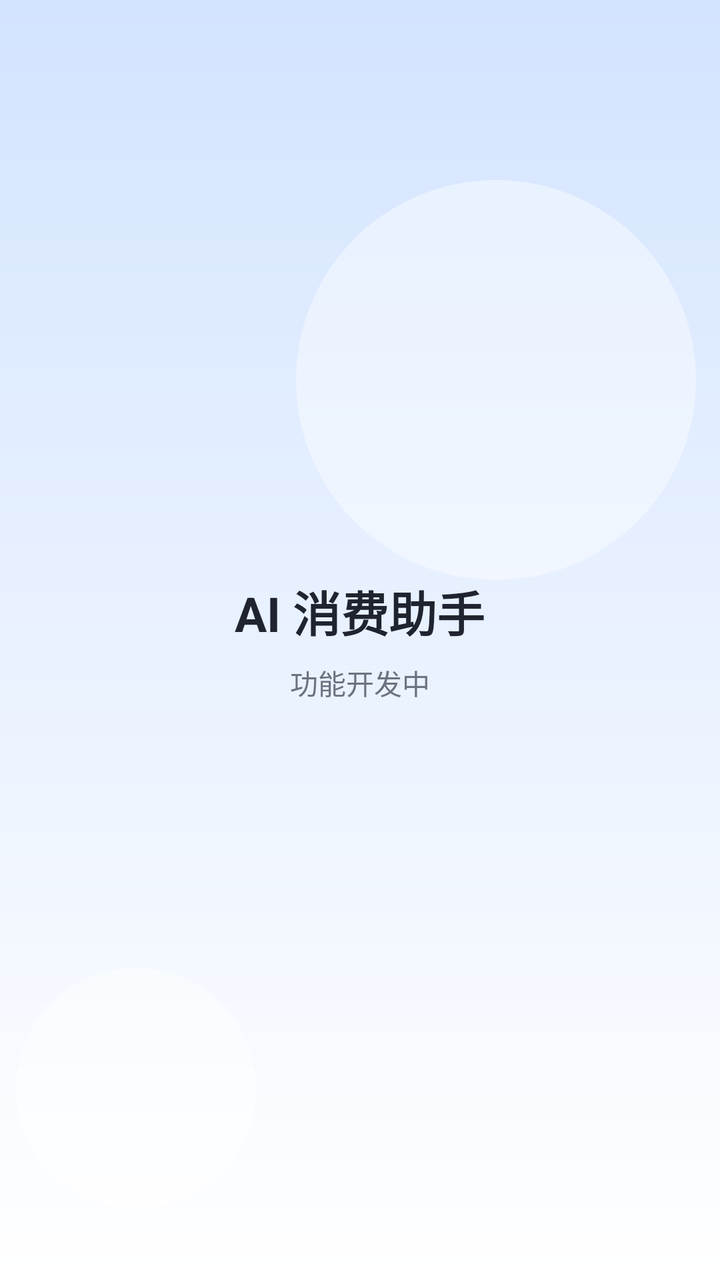
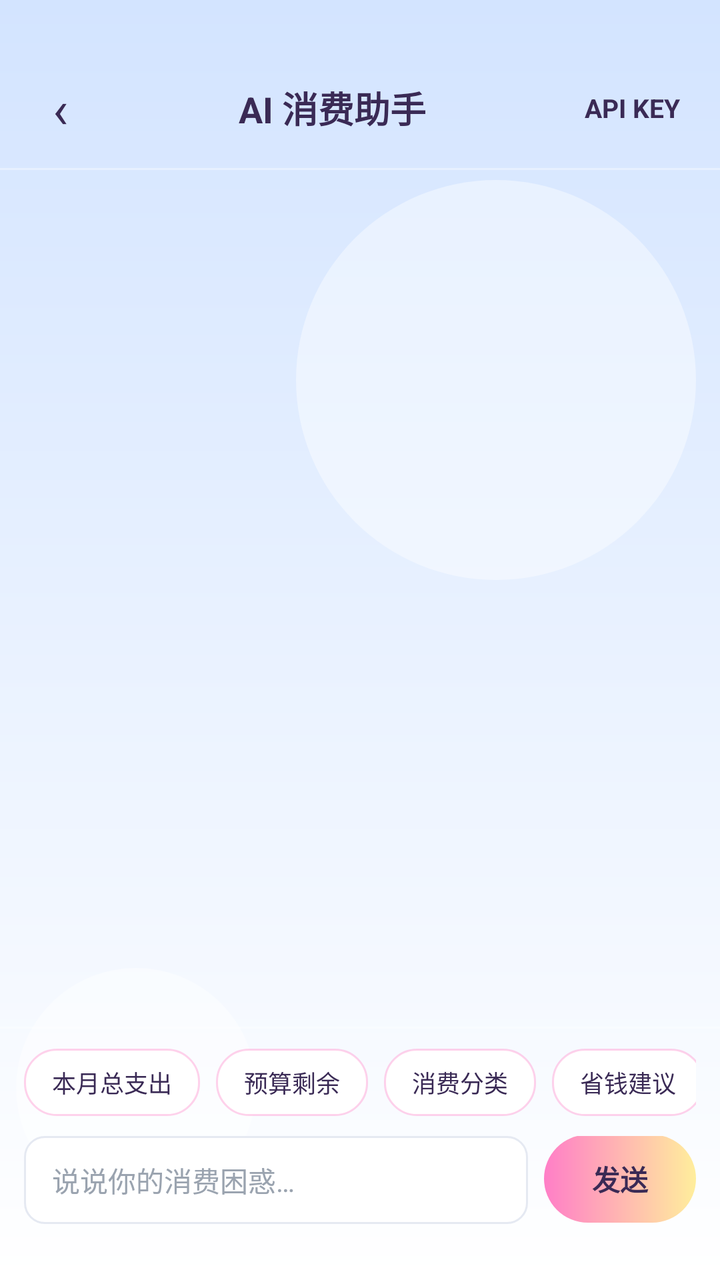

Screens rendered from an Android XML layout before and after an edit, with the pre-edit source and the edit as a unified diff.
<!-- AndroidManifest.xml: application theme Theme.StudentBill -->
<!-- res/layout/activity_ai_chat.xml -->
<?xml version="1.0" encoding="utf-8"?>
<LinearLayout xmlns:android="http://schemas.android.com/apk/res/android"
    android:layout_width="match_parent"
    android:layout_height="match_parent"
    android:background="@drawable/bg_page_gradient"
    android:gravity="center"
    android:orientation="vertical"
    android:padding="@dimen/page_padding">

    <TextView
        android:layout_width="wrap_content"
        android:layout_height="wrap_content"
        android:text="@string/ai_chat_title"
        android:textColor="@color/text_primary"
        android:textSize="@dimen/text_title"
        android:textStyle="bold" />

    <TextView
        android:layout_width="wrap_content"
        android:layout_height="wrap_content"
        android:layout_marginTop="@dimen/space_sm"
        android:text="@string/placeholder_developing"
        android:textColor="@color/text_secondary"
        android:textSize="@dimen/text_body" />

</LinearLayout>
<!-- resources referenced by this layout -->
<resources>
  <color name="text_primary">#1F2430</color>
  <color name="text_secondary">#6B7280</color>
  <dimen name="page_padding">16dp</dimen>
  <dimen name="space_sm">8dp</dimen>
  <dimen name="text_body">14sp</dimen>
  <dimen name="text_title">24sp</dimen>
  <!-- drawable bg_page_gradient (drawable) -->
  <?xml version="1.0" encoding="utf-8"?>
  <layer-list xmlns:android="http://schemas.android.com/apk/res/android">
  
      
      <item>
          <shape android:shape="rectangle">
              <gradient
                  android:angle="270"
                  android:endColor="@color/bg_card"
                  android:startColor="@color/page_blue" />
          </shape>
      </item>
  
      
      <item
          android:width="200dp"
          android:height="200dp"
          android:gravity="top|end"
          android:right="12dp"
          android:top="90dp">
          <shape android:shape="oval">
              <solid android:color="@color/page_bubble" />
          </shape>
      </item>
  
      <item
          android:width="120dp"
          android:height="120dp"
          android:gravity="bottom|start"
          android:bottom="36dp"
          android:left="8dp">
          <shape android:shape="oval">
              <solid android:color="@color/page_bubble" />
          </shape>
      </item>
  
  </layer-list>
  <string name="ai_chat_title">AI 消费助手</string>
  <string name="placeholder_developing">功能开发中</string>
  <style name="Theme.StudentBill" parent="Theme.AppCompat.Light.NoActionBar">
          <item name="colorPrimary">@color/color_primary</item>
          <item name="colorPrimaryDark">@color/color_primary_dark</item>
          <item name="colorAccent">@color/color_primary</item>
          <item name="android:windowLightStatusBar">true</item>
          <item name="android:statusBarColor">@color/page_blue</item>
          <item name="android:navigationBarColor">@color/bg_card</item>
          <item name="android:windowBackground">@drawable/bg_page_gradient</item>
          <item name="android:textColorPrimary">@color/text_primary</item>
          <item name="android:textColorSecondary">@color/text_secondary</item>
      </style>
  <color name="bg_card">#FFFFFF</color>
  <color name="page_blue">#D3E4FF</color>
  <color name="page_bubble">#66FFFFFF</color>
  <color name="color_primary">#2F6FED</color>
  <color name="color_primary_dark">#1E4FBD</color>
</resources>

<!-- the commit's change to res/layout/activity_ai_chat.xml (unified diff, before → after) -->
@@ -3,24 +3,207 @@
     android:layout_width="match_parent"
     android:layout_height="match_parent"
     android:background="@drawable/bg_page_gradient"
-    android:gravity="center"
-    android:orientation="vertical"
-    android:padding="@dimen/page_padding">
-
-    <TextView
-        android:layout_width="wrap_content"
+    android:orientation="vertical">
+
+    
+    <LinearLayout
+        android:layout_width="match_parent"
         android:layout_height="wrap_content"
-        android:text="@string/ai_chat_title"
-        android:textColor="@color/text_primary"
-        android:textSize="@dimen/text_title"
-        android:textStyle="bold" />
-
-    <TextView
-        android:layout_width="wrap_content"
+        android:gravity="center_vertical"
+        android:orientation="horizontal"
+        android:paddingStart="8dp"
+        android:paddingTop="32dp"
+        android:paddingEnd="8dp"
+        android:paddingBottom="8dp">
+
+        <TextView
+            android:id="@+id/btnBack"
+            android:layout_width="44dp"
+            android:layout_height="44dp"
+            android:background="?attr/selectableItemBackgroundBorderless"
+            android:clickable="true"
+            android:focusable="true"
+            android:gravity="center"
+            android:text="@string/chat_back"
+            android:textColor="@color/candy_ink"
+            android:textSize="26sp" />
+
+        <TextView
+            android:layout_width="0dp"
+            android:layout_height="wrap_content"
+            android:layout_weight="1"
+            android:gravity="center"
+            android:text="@string/ai_chat_title"
+            android:textColor="@color/candy_ink"
+            android:textSize="18sp"
+            android:textStyle="bold" />
+
+        <TextView
+            android:id="@+id/btnApiKey"
+            android:layout_width="wrap_content"
+            android:layout_height="44dp"
+            android:background="?attr/selectableItemBackgroundBorderless"
+            android:clickable="true"
+            android:focusable="true"
+            android:gravity="center"
+            android:paddingStart="12dp"
+            android:paddingEnd="12dp"
+            android:text="@string/api_key_entry"
+            android:textColor="@color/candy_ink"
+            android:textSize="13sp"
+            android:textStyle="bold" />
+    </LinearLayout>
+
+    <View
+        android:layout_width="match_parent"
+        android:layout_height="1dp"
+        android:background="@color/candy_line" />
+
+    
+    <androidx.recyclerview.widget.RecyclerView
+        android:id="@+id/rvMessages"
+        android:layout_width="match_parent"
+        android:layout_height="0dp"
+        android:layout_weight="1"
+        android:clipToPadding="false"
+        android:overScrollMode="never"
+        android:padding="16dp" />
+
+    
+    <View
+        android:layout_width="match_parent"
+        android:layout_height="1dp"
+        android:background="@color/candy_line" />
+
+    
+    <HorizontalScrollView
+        android:layout_width="match_parent"
         android:layout_height="wrap_content"
-        android:layout_marginTop="@dimen/space_sm"
-        android:text="@string/placeholder_developing"
-        android:textColor="@color/text_secondary"
-        android:textSize="@dimen/text_body" />
+        android:paddingStart="12dp"
+        android:paddingTop="10dp"
+        android:paddingEnd="12dp"
+        android:scrollbars="none">
+
+        <LinearLayout
+            android:layout_width="wrap_content"
+            android:layout_height="wrap_content"
+            android:orientation="horizontal">
+
+            <TextView
+                android:id="@+id/chipTotal"
+                android:layout_width="wrap_content"
+                android:layout_height="wrap_content"
+                android:background="@drawable/bg_quick_chip"
+                android:clickable="true"
+                android:focusable="true"
+                android:foreground="?attr/selectableItemBackground"
+                android:paddingStart="14dp"
+                android:paddingTop="8dp"
+                android:paddingEnd="14dp"
+                android:paddingBottom="8dp"
+                android:text="@string/quick_total"
+                android:textColor="@color/candy_ink"
+                android:textSize="@dimen/text_caption" />
+
+            <TextView
+                android:id="@+id/chipBudget"
+                android:layout_width="wrap_content"
+                android:layout_height="wrap_content"
+                android:layout_marginStart="8dp"
+                android:background="@drawable/bg_quick_chip"
+                android:clickable="true"
+                android:focusable="true"
+                android:foreground="?attr/selectableItemBackground"
+                android:paddingStart="14dp"
+                android:paddingTop="8dp"
+                android:paddingEnd="14dp"
+                android:paddingBottom="8dp"
+                android:text="@string/quick_budget"
+                android:textColor="@color/candy_ink"
+                android:textSize="@dimen/text_caption" />
+
+            <TextView
+                android:id="@+id/chipCategory"
+                android:layout_width="wrap_content"
+                android:layout_height="wrap_content"
+                android:layout_marginStart="8dp"
+                android:background="@drawable/bg_quick_chip"
+                android:clickable="true"
+                android:focusable="true"
+                android:foreground="?attr/selectableItemBackground"
+                android:paddingStart="14dp"
+                android:paddingTop="8dp"
+                android:paddingEnd="14dp"
+                android:paddingBottom="8dp"
+                android:text="@string/quick_category"
+                android:textColor="@color/candy_ink"
+                android:textSize="@dimen/text_caption" />
+
+            <TextView
+                android:id="@+id/chipAdvice"
+                android:layout_width="wrap_content"
+                android:layout_height="wrap_content"
+                android:layout_marginStart="8dp"
+                android:background="@drawable/bg_quick_chip"
+                android:clickable="true"
+                android:focusable="true"
+                android:foreground="?attr/selectableItemBackground"
+                android:paddingStart="14dp"
+                android:paddingTop="8dp"
+                android:paddingEnd="14dp"
+                android:paddingBottom="8dp"
+                android:text="@string/quick_advice"
+                android:textColor="@color/candy_ink"
+                android:textSize="@dimen/text_caption" />
+
+        </LinearLayout>
+    </HorizontalScrollView>
+
+    <LinearLayout
+        android:layout_width="match_parent"
+        android:layout_height="wrap_content"
+        android:gravity="bottom"
+        android:orientation="horizontal"
+        android:paddingStart="12dp"
+        android:paddingTop="10dp"
+        android:paddingEnd="12dp"
+        android:paddingBottom="28dp">
+
+        <EditText
+            android:id="@+id/etMessage"
+            android:layout_width="0dp"
+            android:layout_height="wrap_content"
+            android:layout_weight="1"
+            android:background="@drawable/bg_input"
+            android:hint="@string/chat_input_hint"
+            android:inputType="textMultiLine"
+            android:maxLines="3"
+            android:minHeight="44dp"
+            android:paddingStart="14dp"
+            android:paddingTop="10dp"
+            android:paddingEnd="14dp"
+            android:paddingBottom="10dp"
+            android:textColor="@color/text_primary"
+            android:textColorHint="@color/text_hint"
+            android:textSize="@dimen/text_body" />
+
+        <TextView
+            android:id="@+id/btnSend"
+            android:layout_width="wrap_content"
+            android:layout_height="44dp"
+            android:layout_marginStart="8dp"
+            android:background="@drawable/bg_button_candy"
+            android:clickable="true"
+            android:focusable="true"
+            android:foreground="?attr/selectableItemBackground"
+            android:gravity="center"
+            android:minWidth="76dp"
+            android:paddingStart="18dp"
+            android:paddingEnd="18dp"
+            android:text="@string/chat_send"
+            android:textColor="@color/candy_ink"
+            android:textSize="@dimen/text_body"
+            android:textStyle="bold" />
+    </LinearLayout>
 
 </LinearLayout>
<!-- resource entries referenced after the edit -->
@@ -1,11 +1,32 @@
 <!-- resources referenced by this layout -->
 <resources>
+  <color name="candy_ink">#3A2A55</color>
+  <color name="candy_line">#59FFFFFF</color>
+  <color name="text_hint">#9AA3AF</color>
   <color name="text_primary">#1F2430</color>
   <color name="text_secondary">#6B7280</color>
-  <dimen name="page_padding">16dp</dimen>
-  <dimen name="space_sm">8dp</dimen>
   <dimen name="text_body">14sp</dimen>
-  <dimen name="text_title">24sp</dimen>
+  <dimen name="text_caption">12sp</dimen>
+  <!-- drawable bg_button_candy (drawable) -->
+  <?xml version="1.0" encoding="utf-8"?>
+  <shape xmlns:android="http://schemas.android.com/apk/res/android"
+      android:shape="rectangle">
+      <gradient
+          android:angle="0"
+          android:endColor="@color/candy_lemon"
+          android:startColor="@color/candy_pink" />
+      <corners android:radius="24dp" />
+  </shape>
+  <!-- drawable bg_input (drawable) -->
+  <?xml version="1.0" encoding="utf-8"?>
+  <shape xmlns:android="http://schemas.android.com/apk/res/android"
+      android:shape="rectangle">
+      <solid android:color="@color/bg_card" />
+      <corners android:radius="10dp" />
+      <stroke
+          android:width="1dp"
+          android:color="@color/divider" />
+  </shape>
   <!-- drawable bg_page_gradient (drawable) -->
   <?xml version="1.0" encoding="utf-8"?>
   <layer-list xmlns:android="http://schemas.android.com/apk/res/android">
@@ -44,8 +65,25 @@
       </item>
   
   </layer-list>
+  <!-- drawable bg_quick_chip (drawable) -->
+  <?xml version="1.0" encoding="utf-8"?>
+  <shape xmlns:android="http://schemas.android.com/apk/res/android"
+      android:shape="rectangle">
+      <solid android:color="@color/candy_white" />
+      <corners android:radius="16dp" />
+      <stroke
+          android:width="1dp"
+          android:color="#59FF7EC7" />
+  </shape>
   <string name="ai_chat_title">AI 消费助手</string>
-  <string name="placeholder_developing">功能开发中</string>
+  <string name="api_key_entry">API KEY</string>
+  <string name="chat_back">‹</string>
+  <string name="chat_input_hint">说说你的消费困惑…</string>
+  <string name="chat_send">发送</string>
+  <string name="quick_advice">省钱建议</string>
+  <string name="quick_budget">预算剩余</string>
+  <string name="quick_category">消费分类</string>
+  <string name="quick_total">本月总支出</string>
   <style name="Theme.StudentBill" parent="Theme.AppCompat.Light.NoActionBar">
           <item name="colorPrimary">@color/color_primary</item>
           <item name="colorPrimaryDark">@color/color_primary_dark</item>
@@ -57,9 +95,13 @@
           <item name="android:textColorPrimary">@color/text_primary</item>
           <item name="android:textColorSecondary">@color/text_secondary</item>
       </style>
+  <color name="candy_lemon">#FFEE9C</color>
+  <color name="candy_pink">#FF7EC7</color>
   <color name="bg_card">#FFFFFF</color>
+  <color name="divider">#E5E9F2</color>
   <color name="page_blue">#D3E4FF</color>
   <color name="page_bubble">#66FFFFFF</color>
+  <color name="candy_white">#FFFFFF</color>
   <color name="color_primary">#2F6FED</color>
   <color name="color_primary_dark">#1E4FBD</color>
 </resources>
